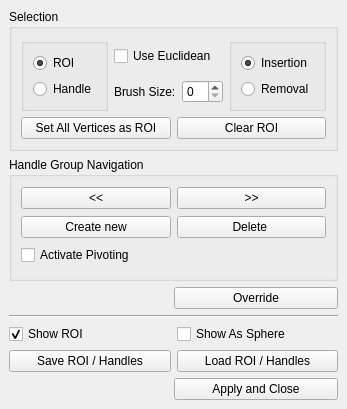
CGAL/cgal, file Polyhedron/demo/Polyhedron/Deform_mesh.ui: the form before one commit.
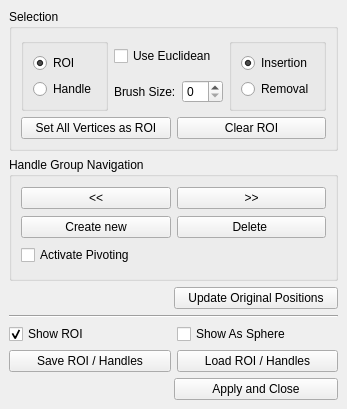
The form after the commit.

Commit message: change override to overwrite

Patch:
```diff
--- a/Polyhedron/demo/Polyhedron/Deform_mesh.ui
+++ b/Polyhedron/demo/Polyhedron/Deform_mesh.ui
@@ -201,7 +201,7 @@
          </sizepolicy>
         </property>
         <property name="text">
-         <string>Override</string>
+         <string>Update Original Positions</string>
         </property>
        </widget>
       </item>
```
Left out of the diff: 2 changed lines with no effect on the pictures. The commit also changes 3 other files.
